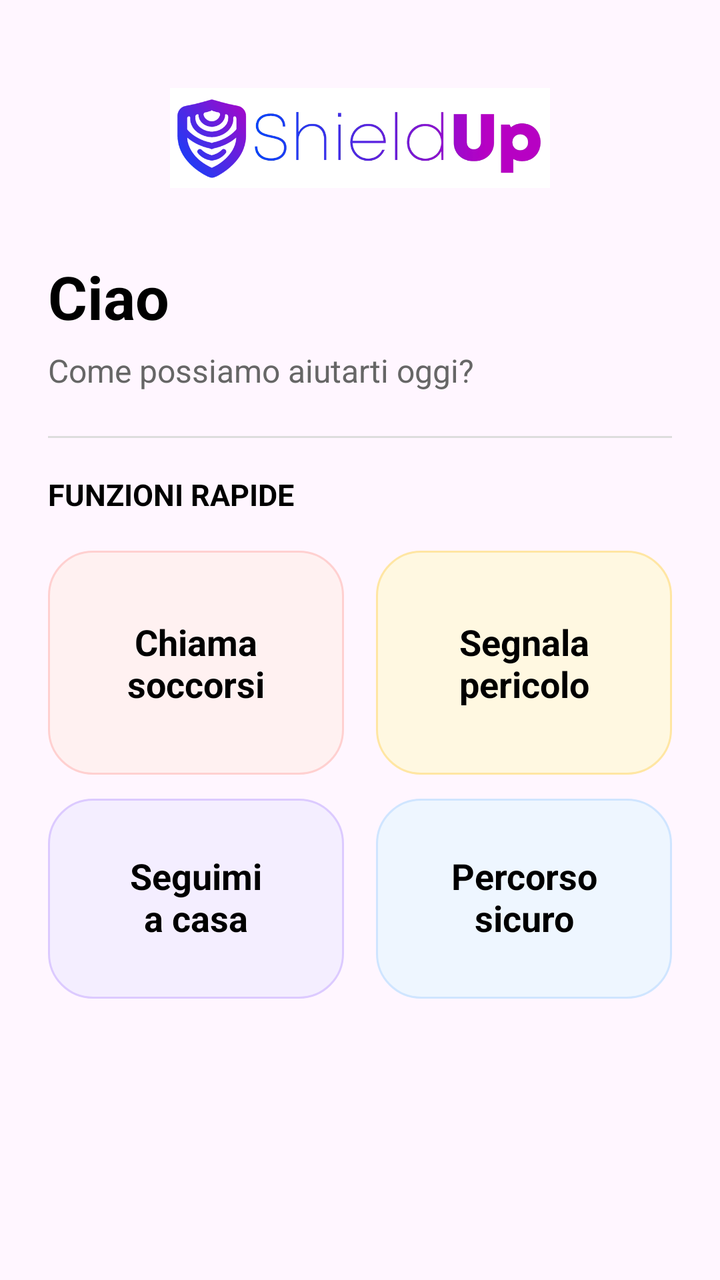
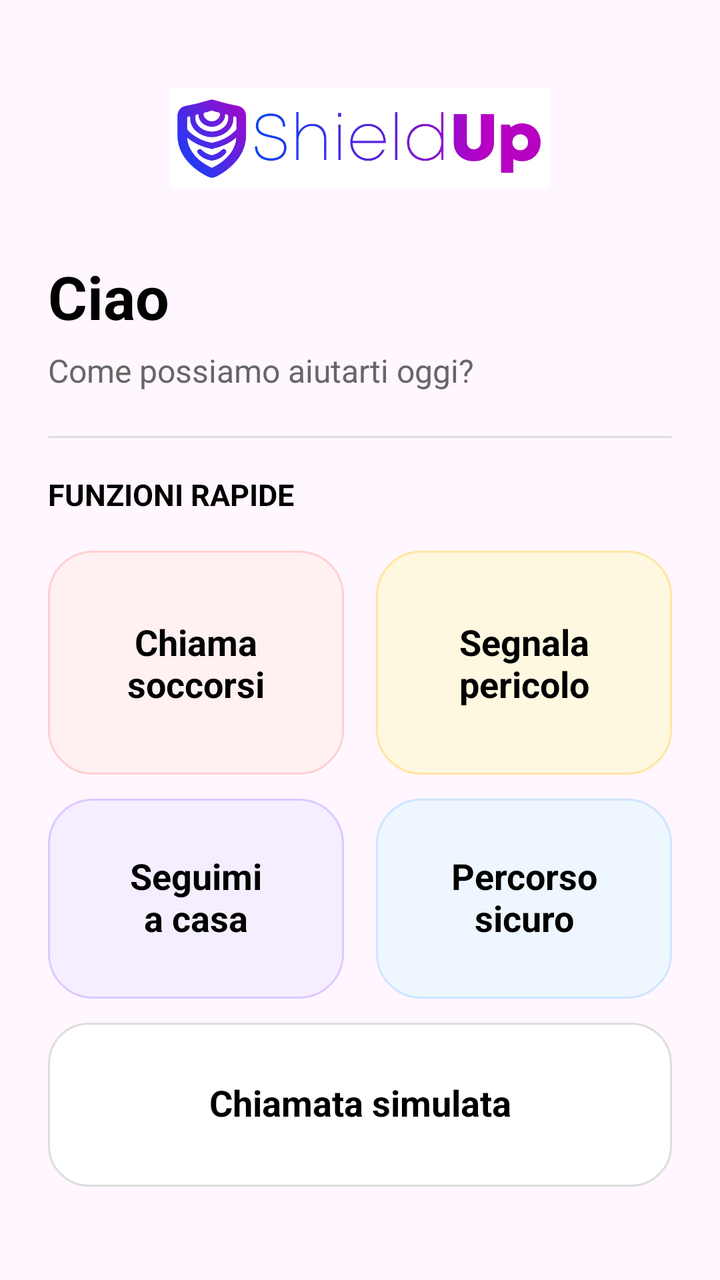

An Android layout rendered at two revisions. The XML below is the earlier revision; the diff shows what the commit changed to produce the second picture.
<!-- AndroidManifest.xml: application theme Theme.ShieldUp -->
<!-- res/layout/fragment_home.xml -->
<?xml version="1.0" encoding="utf-8"?>
<ScrollView xmlns:android="http://schemas.android.com/apk/res/android"
    android:layout_width="match_parent"
    android:layout_height="match_parent"
    android:background="@color/shield_light_bg"
    android:fillViewport="true">

    <LinearLayout
        android:layout_width="match_parent"
        android:layout_height="wrap_content"
        android:orientation="vertical"
        android:paddingStart="24dp"
        android:paddingTop="28dp"
        android:paddingEnd="24dp"
        android:paddingBottom="24dp">

        <ImageView
            android:id="@+id/imgLogo"
            android:layout_width="190dp"
            android:layout_height="82dp"
            android:layout_gravity="center_horizontal"
            android:src="@drawable/shield_logo" />

        <TextView
            android:id="@+id/txtWelcome"
            android:layout_width="wrap_content"
            android:layout_height="wrap_content"
            android:layout_marginTop="18dp"
            android:text="Ciao"
            android:textColor="@color/black"
            android:textSize="30sp"
            android:textStyle="bold" />

        <TextView
            android:id="@+id/txtSubtitle"
            android:layout_width="wrap_content"
            android:layout_height="wrap_content"
            android:layout_marginTop="6dp"
            android:text="Come possiamo aiutarti oggi?"
            android:textColor="#666666"
            android:textSize="16sp" />

        <View
            android:layout_width="match_parent"
            android:layout_height="1dp"
            android:layout_marginTop="22dp"
            android:layout_marginBottom="18dp"
            android:background="#DDDDDD"/>

        <TextView
            android:layout_width="wrap_content"
            android:layout_height="wrap_content"
            android:text="FUNZIONI RAPIDE"
            android:textColor="@color/black"
            android:textSize="15sp"
            android:textStyle="bold"/>

        
        <LinearLayout
            android:layout_width="match_parent"
            android:layout_height="wrap_content"
            android:layout_marginTop="18dp"
            android:orientation="horizontal">

            <TextView
                android:id="@+id/cardEmergency"
                android:layout_width="0dp"
                android:layout_height="112dp"
                android:layout_weight="1"
                android:layout_marginEnd="8dp"
                android:background="@drawable/bg_home_card_red"
                android:gravity="center"
                android:clickable="true"
                android:focusable="true"
                android:padding="12dp"
                android:text="Chiama\nsoccorsi"
                android:textAlignment="center"
                android:textColor="@color/black"
                android:textSize="18sp"
                android:textStyle="bold"/>

            <TextView
                android:id="@+id/cardReport"
                android:layout_width="0dp"
                android:layout_height="112dp"
                android:layout_weight="1"
                android:layout_marginStart="8dp"
                android:background="@drawable/bg_home_card_yellow"
                android:gravity="center"
                android:clickable="true"
                android:focusable="true"
                android:padding="12dp"
                android:text="Segnala\npericolo"
                android:textAlignment="center"
                android:textColor="@color/black"
                android:textSize="18sp"
                android:textStyle="bold"/>

        </LinearLayout>

        
        <LinearLayout
            android:layout_width="match_parent"
            android:layout_height="wrap_content"
            android:layout_marginTop="12dp"
            android:orientation="horizontal">

            <TextView
                android:id="@+id/cardSafeRoute"
                android:layout_width="0dp"
                android:layout_height="100dp"
                android:layout_marginEnd="8dp"
                android:layout_weight="1"
                android:background="@drawable/bg_home_card_purple"
                android:clickable="true"
                android:focusable="true"
                android:gravity="center"
                android:includeFontPadding="false"
                android:padding="10dp"
                android:text="Seguimi\na casa"
                android:textAlignment="center"
                android:textColor="@color/black"
                android:textSize="18sp"
                android:textStyle="bold" />

            <TextView
                android:id="@+id/cardSafeRouteCalculator"
                android:layout_width="0dp"
                android:layout_height="100dp"
                android:layout_marginStart="8dp"
                android:layout_weight="1"
                android:background="@drawable/bg_home_card_blue"
                android:clickable="true"
                android:focusable="true"
                android:gravity="center"
                android:includeFontPadding="false"
                android:padding="10dp"
                android:text="Percorso\nsicuro"
                android:textAlignment="center"
                android:textColor="@color/black"
                android:textSize="18sp"
                android:textStyle="bold" />

        </LinearLayout>

    </LinearLayout>

</ScrollView>
<!-- resources referenced by this layout -->
<resources>
  <color name="black">#000000</color>
  <color name="shield_light_bg">#FFF6FF</color>
  <!-- drawable bg_home_card_blue (drawable) -->
  <?xml version="1.0" encoding="utf-8"?>
  <shape xmlns:android="http://schemas.android.com/apk/res/android">
      <solid android:color="#EEF6FF" />
      <stroke
          android:width="1dp"
          android:color="#CFE5FF" />
      <corners android:radius="22dp" />
  </shape>
  <!-- drawable bg_home_card_purple (drawable) -->
  <?xml version="1.0" encoding="utf-8"?>
  <shape xmlns:android="http://schemas.android.com/apk/res/android">
      <solid android:color="#F4EEFF" />
      <stroke
          android:width="1dp"
          android:color="#DCCAFF" />
      <corners android:radius="22dp" />
  </shape>
  <!-- drawable bg_home_card_red (drawable) -->
  <?xml version="1.0" encoding="utf-8"?>
  <shape xmlns:android="http://schemas.android.com/apk/res/android">
      <solid android:color="#FFF1F1" />
      <stroke
          android:width="1dp"
          android:color="#FFD0D0" />
      <corners android:radius="22dp" />
  </shape>
  <!-- drawable bg_home_card_yellow (drawable) -->
  <?xml version="1.0" encoding="utf-8"?>
  <shape xmlns:android="http://schemas.android.com/apk/res/android">
      <solid android:color="#FFF8E1" />
      <stroke
          android:width="1dp"
          android:color="#FFE6A3" />
      <corners android:radius="22dp" />
  </shape>
  <!-- drawable shield_logo: png bitmap (drawable, 72608 bytes) -->
  <style name="Theme.ShieldUp" parent="Base.Theme.ShieldUp" />
  <style name="Base.Theme.ShieldUp" parent="Theme.Material3.DayNight.NoActionBar">
          
          
      </style>
</resources>

<!-- the commit's change to res/layout/fragment_home.xml (unified diff, before → after) -->
@@ -143,6 +143,23 @@
 
         </LinearLayout>
 
+        <TextView
+            android:id="@+id/cardFakeCall"
+            android:layout_width="match_parent"
+            android:layout_height="82dp"
+            android:layout_marginTop="12dp"
+            android:background="@drawable/bg_white_card"
+            android:clickable="true"
+            android:focusable="true"
+            android:gravity="center"
+            android:includeFontPadding="false"
+            android:padding="12dp"
+            android:text="Chiamata simulata"
+            android:textAlignment="center"
+            android:textColor="@color/black"
+            android:textSize="18sp"
+            android:textStyle="bold" />
+
     </LinearLayout>
 
 </ScrollView>
<!-- resource entries referenced after the edit -->
@@ -38,8 +38,16 @@
           android:color="#FFE6A3" />
       <corners android:radius="22dp" />
   </shape>
+  <!-- drawable bg_white_card (drawable) -->
+  <?xml version="1.0" encoding="utf-8"?>
+  <shape xmlns:android="http://schemas.android.com/apk/res/android">
+      <solid android:color="@color/white" />
+      <stroke android:width="1dp" android:color="#DDDDDD" />
+      <corners android:radius="20dp" />
+  </shape>
   <!-- drawable shield_logo: png bitmap (drawable, 72608 bytes) -->
   <style name="Theme.ShieldUp" parent="Base.Theme.ShieldUp" />
+  <color name="white">#FFFFFF</color>
   <style name="Base.Theme.ShieldUp" parent="Theme.Material3.DayNight.NoActionBar">
           
           
